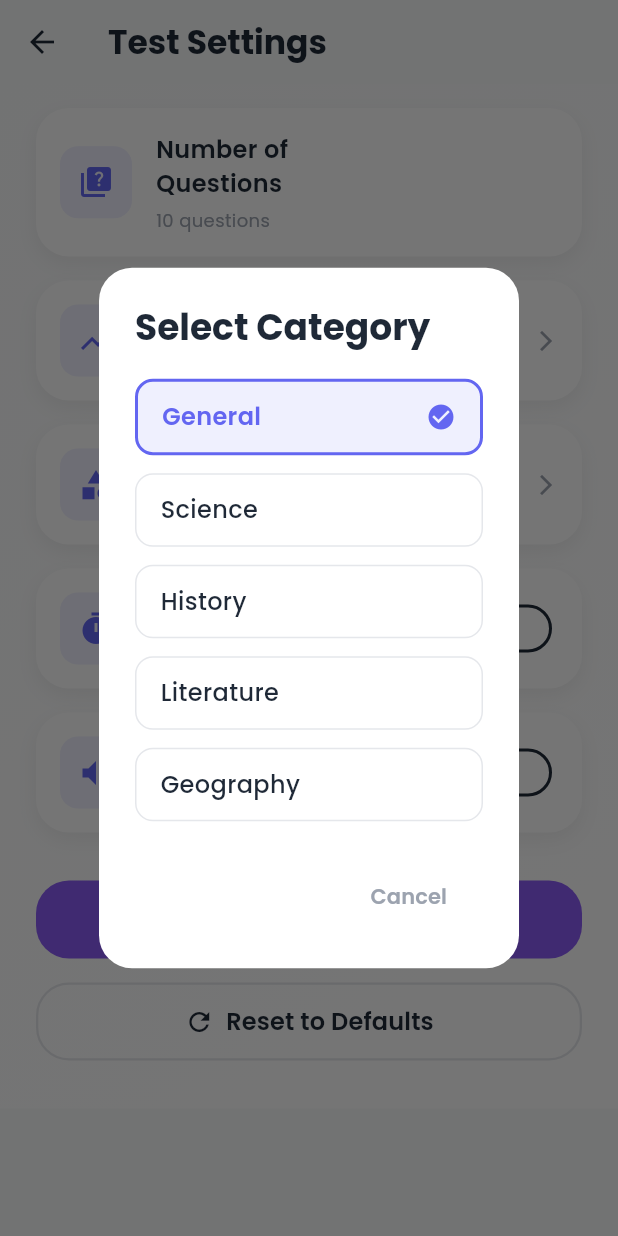
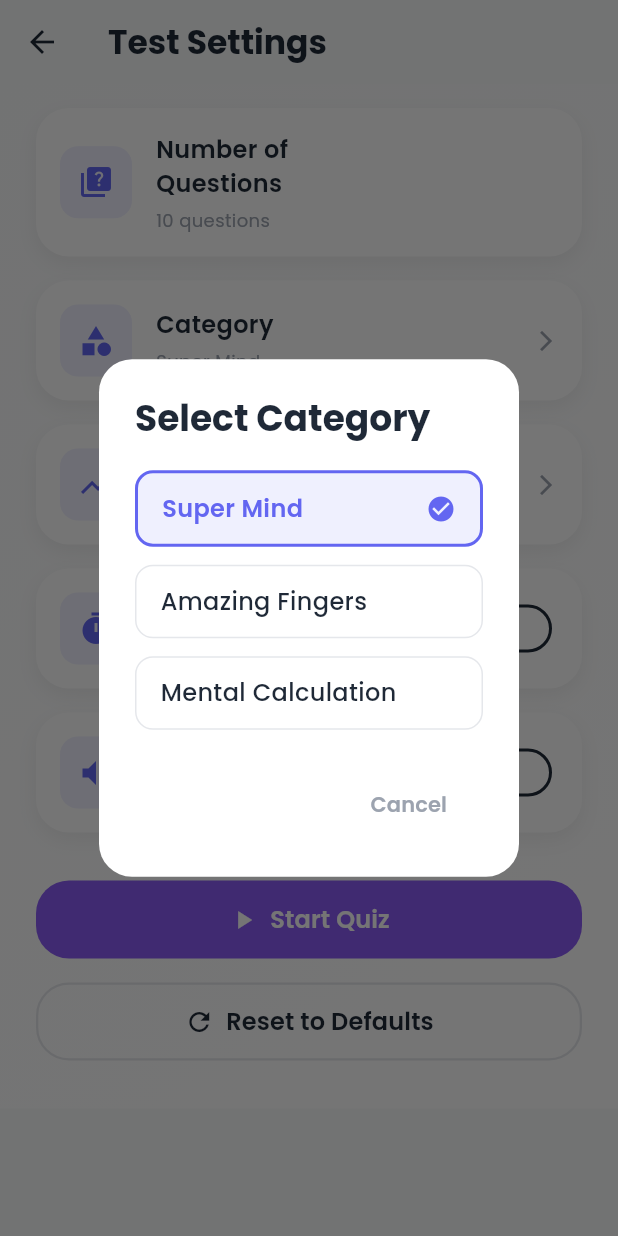
Before and after one commit to KinanKassab/BrainUp, a Flutter app: the TestSettingsScreen screen opened directly, after a tap on "Category", on a phone screen of 412 x 824 dp. Run offline on Flutter 3.47's test engine with Material 3 defaults, Android fonts, the phone set to English and light mode, and no system bars; our stand-ins replace cached_network_image, fl_chart, flutter_riverpod, google_fonts, riverpod_annotation, shared_preferences; accounts and stored records are empty; generated files the repository leaves out were written again.

Commit message:
Rename app from "BrainUp" to "Master Math" and update localization files accordingly. Revise settings to include levels for categories and adjust quiz questions to reflect new structure. Enhance UI elements and descriptions to align with the new branding.

```diff
--- a/lib/l10n/app_localizations.dart
+++ b/lib/l10n/app_localizations.dart
@@ -101,19 +101,19 @@ abstract class AppLocalizations {
   /// The title of the application
   ///
   /// In en, this message translates to:
-  /// **'BrainUp Quiz'**
+  /// **'Master Math'**
   String get appTitle;
 
   /// Welcome screen title
   ///
   /// In en, this message translates to:
-  /// **'Welcome to BrainUp'**
+  /// **'Welcome to Master Math'**
   String get welcomeTitle;
 
   /// Welcome screen subtitle
   ///
   /// In en, this message translates to:
-  /// **'Test your knowledge and challenge yourself!'**
+  /// **'Master mathematics and improve your skills!'**
   String get welcomeSubtitle;
 
   /// Button to start playing quiz
@@ -152,11 +152,11 @@ abstract class AppLocalizations {
   /// **'Number of Questions'**
   String get numberOfQuestions;
 
-  /// Label for difficulty setting
+  /// Label for level setting
   ///
   /// In en, this message translates to:
-  /// **'Difficulty'**
-  String get difficulty;
+  /// **'Level'**
+  String get level;
 
   /// Label for category setting
   ///
@@ -230,35 +230,23 @@ abstract class AppLocalizations {
   /// **'Hard'**
   String get hard;
 
-  /// General knowledge category
+  /// Super Mind category
   ///
   /// In en, this message translates to:
-  /// **'General Knowledge'**
-  String get general;
+  /// **'Super Mind'**
+  String get superMind;
 
-  /// Science category
+  /// Amazing Fingers category
   ///
   /// In en, this message translates to:
-  /// **'Science'**
-  String get science;
+  /// **'Amazing Fingers'**
+  String get amazingFingers;
 
-  /// History category
+  /// Mental Calculation category
   ///
   /// In en, this message translates to:
-  /// **'History'**
-  String get history;
-
-  /// Geography category
-  ///
-  /// In en, this message translates to:
-  /// **'Geography'**
-  String get geography;
-
-  /// Literature category
-  ///
-  /// In en, this message translates to:
-  /// **'Literature'**
-  String get literature;
+  /// **'Mental Calculation'**
+  String get mentalCalculation;
 
   /// Sports category
   ///
@@ -491,13 +479,13 @@ abstract class AppLocalizations {
   /// About app title
   ///
   /// In en, this message translates to:
-  /// **'About BrainUp'**
+  /// **'About Master Math'**
   String get aboutApp;
 
   /// About app description
   ///
   /// In en, this message translates to:
-  /// **'BrainUp is a fun and interactive quiz app that helps you learn and test your knowledge across various categories. Customize your quiz experience with flexible settings and track your progress.'**
+  /// **'Master Math is a comprehensive mathematics training app that helps you develop your mathematical skills through structured practice. Choose from different categories and levels to challenge yourself and track your progress.'**
   String get aboutDescription;
 
   /// Version label
--- a/lib/l10n/app_localizations_ar.dart
+++ b/lib/l10n/app_localizations_ar.dart
@@ -9,13 +9,13 @@ class AppLocalizationsAr extends AppLocalizations {
   AppLocalizationsAr([String locale = 'ar']) : super(locale);
 
   @override
-  String get appTitle => 'برين آب - اختبار الذكاء';
+  String get appTitle => 'ماستر ماث - تدريب الرياضيات';
 
   @override
-  String get welcomeTitle => 'مرحباً بك في برين آب';
+  String get welcomeTitle => 'مرحباً بك في ماستر ماث';
 
   @override
-  String get welcomeSubtitle => 'اختبر معرفتك وتحدى نفسك!';
+  String get welcomeSubtitle => 'أتقن الرياضيات وحسّن مهاراتك!';
 
   @override
   String get playNow => 'العب الآن';
@@ -36,7 +36,7 @@ class AppLocalizationsAr extends AppLocalizations {
   String get numberOfQuestions => 'عدد الأسئلة';
 
   @override
-  String get difficulty => 'مستوى الصعوبة';
+  String get level => 'المستوى';
 
   @override
   String get category => 'الفئة';
@@ -75,19 +75,13 @@ class AppLocalizationsAr extends AppLocalizations {
   String get hard => 'صعب';
 
   @override
-  String get general => 'المعرفة العامة';
+  String get superMind => 'العقل الخارق';
 
   @override
-  String get science => 'العلوم';
+  String get amazingFingers => 'الأصابع المذهلة';
 
   @override
-  String get history => 'التاريخ';
-
-  @override
-  String get geography => 'الجغرافيا';
-
-  @override
-  String get literature => 'الأدب';
+  String get mentalCalculation => 'الحساب الذهني';
 
   @override
   String get sports => 'الرياضة';
@@ -205,11 +199,11 @@ class AppLocalizationsAr extends AppLocalizations {
   String get system => 'النظام';
 
   @override
-  String get aboutApp => 'حول برين آب';
+  String get aboutApp => 'حول ماستر ماث';
 
   @override
   String get aboutDescription =>
-      'برين آب هو تطبيق اختبار تفاعلي وممتع يساعدك على التعلم واختبار معرفتك في فئات مختلفة. قم بتخصيص تجربة الاختبار بإعدادات مرنة وتتبع تقدمك.';
+      'ماستر ماث هو تطبيق تدريب شامل للرياضيات يساعدك على تطوير مهاراتك الرياضية من خلال الممارسة المنظمة. اختر من فئات ومستويات مختلفة لتحدي نفسك وتتبع تقدمك.';
 
   @override
   String get version => 'الإصدار';
--- a/lib/l10n/app_localizations_en.dart
+++ b/lib/l10n/app_localizations_en.dart
@@ -9,13 +9,13 @@ class AppLocalizationsEn extends AppLocalizations {
   AppLocalizationsEn([String locale = 'en']) : super(locale);
 
   @override
-  String get appTitle => 'BrainUp Quiz';
+  String get appTitle => 'Master Math';
 
   @override
-  String get welcomeTitle => 'Welcome to BrainUp';
+  String get welcomeTitle => 'Welcome to Master Math';
 
   @override
-  String get welcomeSubtitle => 'Test your knowledge and challenge yourself!';
+  String get welcomeSubtitle => 'Master mathematics and improve your skills!';
 
   @override
   String get playNow => 'Play Now';
@@ -36,7 +36,7 @@ class AppLocalizationsEn extends AppLocalizations {
   String get numberOfQuestions => 'Number of Questions';
 
   @override
-  String get difficulty => 'Difficulty';
+  String get level => 'Level';
 
   @override
   String get category => 'Category';
@@ -75,19 +75,13 @@ class AppLocalizationsEn extends AppLocalizations {
   String get hard => 'Hard';
 
   @override
-  String get general => 'General Knowledge';
+  String get superMind => 'Super Mind';
 
   @override
-  String get science => 'Science';
+  String get amazingFingers => 'Amazing Fingers';
 
   @override
-  String get history => 'History';
-
-  @override
-  String get geography => 'Geography';
-
-  @override
-  String get literature => 'Literature';
+  String get mentalCalculation => 'Mental Calculation';
 
   @override
   String get sports => 'Sports';
@@ -205,11 +199,11 @@ class AppLocalizationsEn extends AppLocalizations {
   String get system => 'System';
 
   @override
-  String get aboutApp => 'About BrainUp';
+  String get aboutApp => 'About Master Math';
 
   @override
   String get aboutDescription =>
-      'BrainUp is a fun and interactive quiz app that helps you learn and test your knowledge across various categories. Customize your quiz experience with flexible settings and track your progress.';
+      'Master Math is a comprehensive mathematics training app that helps you develop your mathematical skills through structured practice. Choose from different categories and levels to challenge yourself and track your progress.';
 
   @override
   String get version => 'Version';
--- a/lib/main.dart
+++ b/lib/main.dart
@@ -28,12 +28,12 @@ void main() {
     ),
   );
 
-  runApp(const ProviderScope(child: QuizzlesApp()));
+  runApp(const ProviderScope(child: MasterMathApp()));
 }
 
 /// التطبيق الرئيسي
-class QuizzlesApp extends ConsumerWidget {
-  const QuizzlesApp({super.key});
+class MasterMathApp extends ConsumerWidget {
+  const MasterMathApp({super.key});
 
   @override
   Widget build(BuildContext context, WidgetRef ref) {
@@ -41,7 +41,7 @@ class QuizzlesApp extends ConsumerWidget {
     final settings = ref.watch(settingsNotifierProvider);
 
     return MaterialApp(
-      title: 'BrainUp Quiz',
+      title: 'Master Math',
       debugShowCheckedModeBanner: false,
       themeMode: themeMode,
       localizationsDelegates: [
--- a/lib/models/settings_model.dart
+++ b/lib/models/settings_model.dart
@@ -3,6 +3,7 @@ class SettingsModel {
   final int numQuestions;
   final String difficulty;
   final String category;
+  final String level;
   final bool timerEnabled;
   final int timerSeconds;
   final bool shuffle;
@@ -16,7 +17,8 @@ class SettingsModel {
   const SettingsModel({
     this.numQuestions = 10,
     this.difficulty = 'medium',
-    this.category = 'general',
+    this.category = 'super_mind',
+    this.level = '0',
     this.timerEnabled = false,
     this.timerSeconds = 30,
     this.shuffle = true,
@@ -33,6 +35,7 @@ class SettingsModel {
     int? numQuestions,
     String? difficulty,
     String? category,
+    String? level,
     bool? timerEnabled,
     int? timerSeconds,
     bool? shuffle,
@@ -47,6 +50,7 @@ class SettingsModel {
       numQuestions: numQuestions ?? this.numQuestions,
       difficulty: difficulty ?? this.difficulty,
       category: category ?? this.category,
+      level: level ?? this.level,
       timerEnabled: timerEnabled ?? this.timerEnabled,
       timerSeconds: timerSeconds ?? this.timerSeconds,
       shuffle: shuffle ?? this.shuffle,
@@ -65,6 +69,7 @@ class SettingsModel {
       'numQuestions': numQuestions,
       'difficulty': difficulty,
       'category': category,
+      'level': level,
       'timerEnabled': timerEnabled,
       'timerSeconds': timerSeconds,
       'shuffle': shuffle,
@@ -82,7 +87,8 @@ class SettingsModel {
     return SettingsModel(
       numQuestions: json['numQuestions'] ?? 10,
       difficulty: json['difficulty'] ?? 'medium',
-      category: json['category'] ?? 'general',
+      category: json['category'] ?? 'super_mind',
+      level: json['level'] ?? '0',
       timerEnabled: json['timerEnabled'] ?? false,
       timerSeconds: json['timerSeconds'] ?? 30,
       shuffle: json['shuffle'] ?? true,
@@ -102,6 +108,7 @@ class SettingsModel {
         other.numQuestions == numQuestions &&
         other.difficulty == difficulty &&
         other.category == category &&
+        other.level == level &&
         other.timerEnabled == timerEnabled &&
         other.timerSeconds == timerSeconds &&
         other.shuffle == shuffle &&
@@ -119,6 +126,7 @@ class SettingsModel {
       numQuestions,
       difficulty,
       category,
+      level,
       timerEnabled,
       timerSeconds,
       shuffle,
--- a/lib/providers/settings_provider.dart
+++ b/lib/providers/settings_provider.dart
@@ -61,6 +61,12 @@ class SettingsNotifier extends _$SettingsNotifier {
     _saveSettings();
   }
 
+  /// تحديث المستوى
+  void updateLevel(String level) {
+    state = state.copyWith(level: level);
+    _saveSettings();
+  }
+
   /// تحديث تفعيل المؤقت
   void updateTimerEnabled(bool enabled) {
     state = state.copyWith(timerEnabled: enabled);
--- a/lib/screens/settings_screen.dart
+++ b/lib/screens/settings_screen.dart
@@ -17,15 +17,19 @@ class TestSettingsScreen extends ConsumerStatefulWidget {
 }
 
 class _TestSettingsScreenState extends ConsumerState<TestSettingsScreen> {
-  final List<String> _difficulties = ['easy', 'medium', 'hard'];
   final List<String> _categories = [
-    'general',
-    'science',
-    'history',
-    'literature',
-    'geography',
+    'super_mind',
+    'amazing_fingers',
+    'mental_calculation',
   ];
   final List<String> _languages = ['en', 'ar'];
+
+  // Category-specific levels
+  final Map<String, List<String>> _categoryLevels = {
+    'super_mind': ['0', '1', '2'],
+    'amazing_fingers': ['1', '2', '3'],
+    'mental_calculation': ['0', '1', '2', '3', '4', '5', '6'],
+  };
 
   String _themeLabel(ThemeMode mode) {
     switch (mode) {
@@ -35,6 +39,19 @@ class _TestSettingsScreenState extends ConsumerState<TestSettingsScreen> {
         return 'Light';
       case ThemeMode.dark:
         return 'Dark';
+    }
+  }
+
+  String _getCategoryDisplayName(String category) {
+    switch (category) {
+      case 'super_mind':
+        return 'Super Mind';
+      case 'amazing_fingers':
+        return 'Amazing Fingers';
+      case 'mental_calculation':
+        return 'Mental Calculation';
+      default:
+        return 'Super Mind';
     }
   }
 
@@ -168,8 +185,11 @@ class _TestSettingsScreenState extends ConsumerState<TestSettingsScreen> {
     );
   }
 
-  void _showDifficultyDialog() {
-    final currentDifficulty = ref.read(settingsNotifierProvider).difficulty;
+  void _showLevelDialog() {
+    final currentSettings = ref.read(settingsNotifierProvider);
+    final currentCategory = currentSettings.category;
+    final currentLevel = currentSettings.level;
+    final availableLevels = _categoryLevels[currentCategory] ?? ['0'];
 
     showDialog(
       context: context,
@@ -177,7 +197,7 @@ class _TestSettingsScreenState extends ConsumerState<TestSettingsScreen> {
         backgroundColor: AppColors.bgCard,
         shape: RoundedRectangleBorder(borderRadius: BorderRadius.circular(22)),
         title: const Text(
-          'Select Difficulty',
+          'Select Level',
           style: TextStyle(
             color: AppColors.textPrimary,
             fontWeight: FontWeight.bold,
@@ -185,34 +205,21 @@ class _TestSettingsScreenState extends ConsumerState<TestSettingsScreen> {
         ),
         content: Column(
           mainAxisSize: MainAxisSize.min,
+          children: availableLevels.map((level) {
+            return Column(
               children: [
                 _buildVerticalOption(
-              'Easy',
-              currentDifficulty == 'easy',
+                  'Level $level',
+                  currentLevel == level,
                   () {
-                ref.read(settingsNotifierProvider.notifier).updateDifficulty('easy');
+                    ref.read(settingsNotifierProvider.notifier).updateLevel(level);
                     Navigator.of(context).pop();
                   },
                 ),
-            const SizedBox(height: 8),
-            _buildVerticalOption(
-              'Medium',
-              currentDifficulty == 'medium',
-              () {
-                ref.read(settingsNotifierProvider.notifier).updateDifficulty('medium');
-                Navigator.of(context).pop();
-              },
-            ),
-            const SizedBox(height: 8),
-            _buildVerticalOption(
-              'Hard',
-              currentDifficulty == 'hard',
-              () {
-                ref.read(settingsNotifierProvider.notifier).updateDifficulty('hard');
-                Navigator.of(context).pop();
-              },
-            ),
+                if (level != availableLevels.last) const SizedBox(height: 8),
               ],
+            );
+          }).toList(),
         ),
         actions: [
           TextButton(
@@ -249,46 +256,34 @@ class _TestSettingsScreenState extends ConsumerState<TestSettingsScreen> {
           mainAxisSize: MainAxisSize.min,
           children: [
             _buildVerticalOption(
-              'General',
-              currentCategory == 'general',
+              'Super Mind',
+              currentCategory == 'super_mind',
               () {
-                ref.read(settingsNotifierProvider.notifier).updateCategory('general');
+                ref.read(settingsNotifierProvider.notifier).updateCategory('super_mind');
+                // Reset to first level when changing category
+                ref.read(settingsNotifierProvider.notifier).updateLevel('0');
                 Navigator.of(context).pop();
               },
             ),
             const SizedBox(height: 8),
             _buildVerticalOption(
-              'Science',
-              currentCategory == 'science',
+              'Amazing Fingers',
+              currentCategory == 'amazing_fingers',
               () {
-                ref.read(settingsNotifierProvider.notifier).updateCategory('science');
+                ref.read(settingsNotifierProvider.notifier).updateCategory('amazing_fingers');
+                // Reset to first level when changing category
+                ref.read(settingsNotifierProvider.notifier).updateLevel('1');
                 Navigator.of(context).pop();
               },
             ),
             const SizedBox(height: 8),
             _buildVerticalOption(
-              'History',
-              currentCategory == 'history',
+              'Mental Calculation',
+              currentCategory == 'mental_calculation',
               () {
-                ref.read(settingsNotifierProvider.notifier).updateCategory('history');
-                Navigator.of(context).pop();
-              },
-            ),
-            const SizedBox(height: 8),
-            _buildVerticalOption(
-              'Literature',
-              currentCategory == 'literature',
-              () {
-                ref.read(settingsNotifierProvider.notifier).updateCategory('literature');
-                Navigator.of(context).pop();
-              },
-            ),
-            const SizedBox(height: 8),
-            _buildVerticalOption(
-              'Geography',
-              currentCategory == 'geography',
-              () {
-                ref.read(settingsNotifierProvider.notifier).updateCategory('geography');
+                ref.read(settingsNotifierProvider.notifier).updateCategory('mental_calculation');
+                // Reset to first level when changing category
+                ref.read(settingsNotifierProvider.notifier).updateLevel('0');
                 Navigator.of(context).pop();
               },
             ),
@@ -470,32 +465,32 @@ class _TestSettingsScreenState extends ConsumerState<TestSettingsScreen> {
 
             const SizedBox(height: 16),
 
-            // مستوى الصعوبة
-            SettingsTile(
-              icon: Icons.trending_up,
-              title: 'Difficulty',
-              subtitle: settings.difficulty.toUpperCase(),
-              trailing: const Icon(
-                Icons.arrow_forward_ios,
-                color: AppColors.textMuted,
-                size: 16,
-              ),
-              onTap: _showDifficultyDialog,
-            ),
-
-            const SizedBox(height: 16),
-
             // الفئة
             SettingsTile(
               icon: Icons.category,
               title: 'Category',
-              subtitle: settings.category.toUpperCase(),
+              subtitle: _getCategoryDisplayName(settings.category),
               trailing: const Icon(
                 Icons.arrow_forward_ios,
                 color: AppColors.textMuted,
                 size: 16,
               ),
               onTap: _showCategoryDialog,
+            ),
+
+            const SizedBox(height: 16),
+
+            // المستوى
+            SettingsTile(
+              icon: Icons.trending_up,
+              title: 'Level',
+              subtitle: 'Level ${settings.level}',
+              trailing: const Icon(
+                Icons.arrow_forward_ios,
+                color: AppColors.textMuted,
+                size: 16,
+              ),
+              onTap: _showLevelDialog,
             ),
 
             const SizedBox(height: 16),
```
Also changed, not shown: l10n/app_ar.arb (+9 -11 lines), l10n/app_en.arb (+17 -25 lines), lib/providers/quiz_provider.dart (+245 -69 lines), lib/screens/welcome_screen.dart (+7 -7 lines), lib/providers/quiz_provider.g.dart, lib/providers/settings_provider.g.dart. Lines whose indentation alone changed are shown as unchanged.
